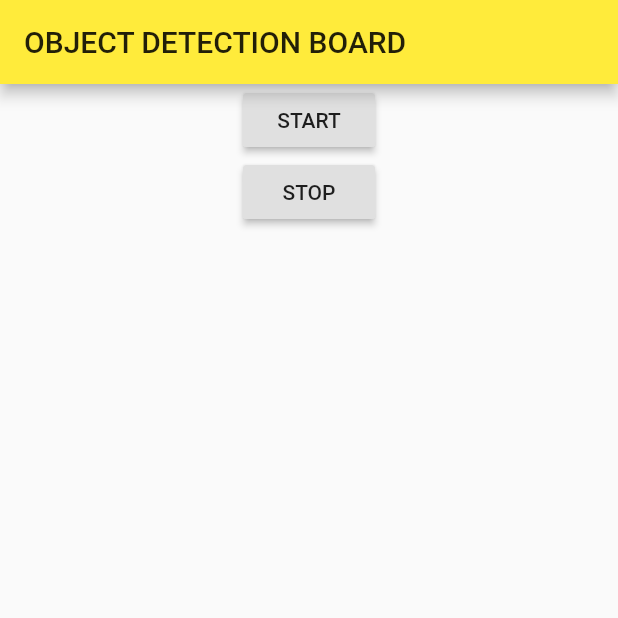
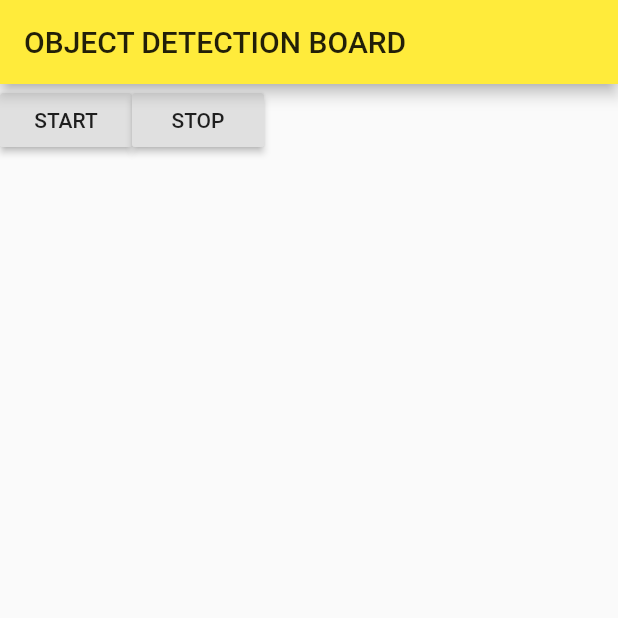
Before and after one commit to jhoogstraat/edgeai_app, a Flutter app: the screen it shows after launch, after a tap on "START", on a phone screen of 412 x 824 dp, the top half of it. Run offline on Flutter 3.47's test engine with Material 2 defaults, Android fonts, the phone set to English and light mode, and no system bars; network calls fail.

Commit message:
working state

```diff
--- a/lib/api.dart
+++ b/lib/api.dart
@@ -1,52 +1,38 @@
 import 'dart:async';
 import 'dart:convert';
+import 'dart:developer';
+import 'package:flutter/cupertino.dart';
 import 'package:flutter/material.dart';
 import 'package:http/http.dart' as http;
 
-class Detection {
-  final String label;
-  final double score;
+import 'models/annotated_image.dart';
 
-  final double topLeftX;
-  final double topLeftY;
-  final double bottomRightX;
-  final double bottomRightY;
+class Api {
+  final _url = Uri.parse('http://192.168.1.51:5000/detect');
 
-  Detection(this.label, this.score, this.topLeftX, this.topLeftY,
-      this.bottomRightX, this.bottomRightY);
+  StreamSubscription streamSub;
 
-  factory Detection.fromJson(dynamic json) {
-    print(json[2][0][0]);
-    return Detection(
-        json[0],
-        double.tryParse(json[1]),
-        double.tryParse(json.parse(json[2][0][0])),
-        double.tryParse(json.parse(json[2][0][1])),
-        double.tryParse(json.parse(json[2][1][0])),
-        double.tryParse(json.parse(json[2][1][1])));
+  void startDetecting(void Function(AnnotatedImage) callback) async {
+    final response = await http.Request("GET", _url).send();
+
+    var part = "";
+
+    streamSub = response.stream.listen((value) {
+      final decodedString = utf8.decode(value);
+      //debugPrint("----------NEW-------------");
+
+      if (decodedString.endsWith("!!")) {
+        final imageJson = part + decodedString.substring(0, decodedString.length-2);
+        //debugPrint(part, wrapWidth: 1024);
+        AnnotatedImage.fromJson(jsonDecode(imageJson)).then(callback);
+        part = "";
+      } else {
+        part += decodedString;
+      }
+    });
+  }
+
+  void stopDetecting() {
+    streamSub.cancel();
   }
 }
-
-class AnnotatedImage {
-  final Image img;
-  final List<Detection> detections;
-
-  AnnotatedImage(this.img, this.detections);
-
-  factory AnnotatedImage.fromJson(dynamic json) {
-    final List<dynamic> detections = json['detections'];
-    return AnnotatedImage(
-        json['img'], detections.map((d) => Detection.fromJson(d)).toList());
-  }
-}
-
-class Api {
-  final url = Uri.parse('http://192.168.1.25:5000/detect');
-
-  Future<Stream<AnnotatedImage>> startDetecting() async {
-    final response = await http.Request("GET", url).send();
-
-    return response.stream.map(
-        (event) => AnnotatedImage.fromJson(jsonDecode(utf8.decode(event))));
-  }
-}
--- a/lib/main.dart
+++ b/lib/main.dart
@@ -1,6 +1,9 @@
 import 'dart:async';
 
+import 'package:flutter/foundation.dart';
 import 'package:flutter/material.dart';
+import 'package:obj_detect_board/models/annotated_image.dart';
+import 'package:obj_detect_board/ui/annotation_canvas.dart';
 import 'api.dart';
 
 void main() {
@@ -23,36 +26,42 @@ class MyApp extends StatelessWidget {
 
 class MyHomePage extends StatelessWidget {
   MyHomePage({Key key}) : super(key: key);
+
   final api = Api();
+  // final painter = AnnotationCanvas();
+  final currentImg = ValueNotifier<AnnotatedImage>(null);
 
   Widget build(BuildContext context) {
+    final width = MediaQuery.of(context).size.width;
+
     return Scaffold(
       appBar: AppBar(
         title: Text('OBJECT DETECTION BOARD'),
       ),
-      body: Center(
-        child: Column(
+      body: Column(
+          crossAxisAlignment: CrossAxisAlignment.start,
+          mainAxisAlignment: MainAxisAlignment.start,
           children: [
-            RaisedButton(
-              onPressed: getDetections,
+            Row(children: [RaisedButton(
+              onPressed: () => api.startDetecting((img) => currentImg.value = img),
               child: Text("START"),
             ),
-            RaisedButton(
-              onPressed: () => streamSub.cancel(),
-              child: Text("STOP"),
+              RaisedButton(
+                onPressed: () => api.stopDetecting(),
+                child: Text("STOP"),
+              ),],),
+            Expanded(
+              child: SizedBox(width: width, height: double.infinity, child: ValueListenableBuilder(
+                valueListenable: currentImg,
+                builder: (context, value, child) => CustomPaint(
+                  painter: AnnotationCanvas(value),
+                  willChange: true,
+                ),
+              ),
+            ),
             )
           ],
         ),
-      ),
     );
   }
-
-  StreamSubscription streamSub;
-
-  void getDetections() async {
-    final stream = await api.startDetecting();
-    streamSub = stream.listen((event) {
-      print(event.detections.first.label);
-    });
-  }
 }
--- /dev/null
+++ b/lib/models/detection.dart
@@ -0,0 +1,17 @@
+class Detection {
+  final String label;
+  final double score;
+
+  final double left;
+  final double top;
+  final double right;
+  final double bottom;
+
+  Detection(
+      this.label, this.score, this.left, this.top, this.right, this.bottom);
+
+  factory Detection.fromJson(dynamic json) {
+    return Detection(json[0], json[1], json[2][0][0], json[2][0][1],
+        json[2][1][0], json[2][1][1]);
+  }
+}
--- /dev/null
+++ b/lib/ui/annotation_canvas.dart
@@ -0,0 +1,56 @@
+import 'package:flutter/material.dart';
+import 'package:flutter/rendering.dart';
+import 'dart:ui';
+
+import 'package:obj_detect_board/models/annotated_image.dart';
+
+class AnnotationCanvas extends CustomPainter {
+  AnnotationCanvas(this.annotatedImage);
+
+  AnnotatedImage annotatedImage;
+
+  final _imgPaint = Paint();
+  final _rectPaint = Paint()..style = PaintingStyle.stroke..strokeWidth = 2;
+  final _textStyle = TextStyle(
+    color: Colors.black,
+    fontSize: 15,
+  );
+
+  @override
+  void paint(Canvas canvas, Size size) {
+    if (annotatedImage == null || annotatedImage.img == null) return;
+
+    paintImage(image: annotatedImage.img, canvas: canvas, rect: Rect.fromLTWH(0, 0, size.width, size.height), fit: BoxFit.contain);
+
+    final imgWidth = annotatedImage.img.width;
+    final imgHeight = annotatedImage.img.height;
+
+    for (var detection in annotatedImage.detections) {
+      final rect = Rect.fromLTRB(
+          detection.left * imgWidth,
+          detection.top * imgHeight,
+          detection.right * imgWidth,
+          detection.bottom * imgHeight);
+
+      canvas.drawRect(rect, _rectPaint);
+
+      final textSpan = TextSpan(
+        text: detection.label + "(${(detection.score * 100).toInt()}%)",
+        style: _textStyle,
+      );
+
+      final textPainter = TextPainter(
+        text: textSpan,
+        textDirection: TextDirection.ltr,
+      );
+
+      textPainter.layout(minWidth: 0, maxWidth: rect.width);
+      textPainter.paint(canvas, rect.bottomLeft);
+    }
+  }
+
+  @override
+  bool shouldRepaint(covariant CustomPainter oldDelegate) {
+    return true;
+  }
+}
```
Also changed, not shown: lib/models/annotated_image.dart (added, +29 -0 lines), 3 other files.
